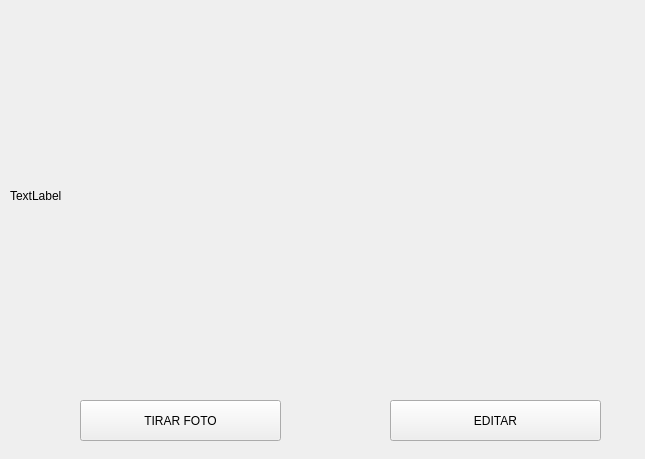
Old version of the form arquivos_ui/telatirarfoto.ui in the repository tulioaoki/sm_image_editor.
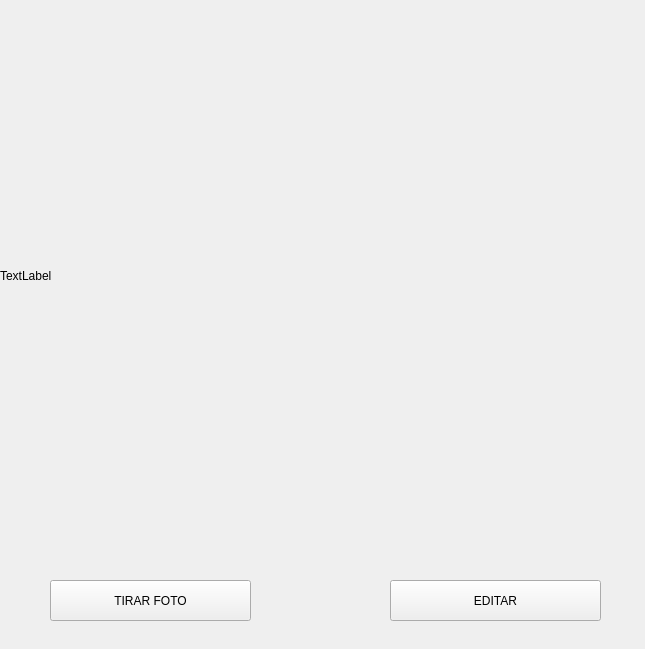
New version of the form.

```diff
--- a/arquivos_ui/telatirarfoto.ui
+++ b/arquivos_ui/telatirarfoto.ui
@@ -7,7 +7,7 @@
     <x>0</x>
     <y>0</y>
     <width>645</width>
-    <height>459</height>
+    <height>649</height>
    </rect>
   </property>
   <property name="windowTitle">
@@ -16,8 +16,8 @@
   <widget class="QPushButton" name="control_bt">
    <property name="geometry">
     <rect>
-     <x>80</x>
-     <y>400</y>
+     <x>50</x>
+     <y>580</y>
      <width>201</width>
      <height>41</height>
     </rect>
@@ -33,7 +33,7 @@
    <property name="geometry">
     <rect>
      <x>390</x>
-     <y>400</y>
+     <y>580</y>
      <width>211</width>
      <height>41</height>
     </rect>
@@ -45,10 +45,10 @@
   <widget class="QLabel" name="image_label">
    <property name="geometry">
     <rect>
-     <x>10</x>
-     <y>10</y>
-     <width>621</width>
-     <height>371</height>
+     <x>0</x>
+     <y>0</y>
+     <width>651</width>
+     <height>551</height>
     </rect>
    </property>
    <property name="text">
```
